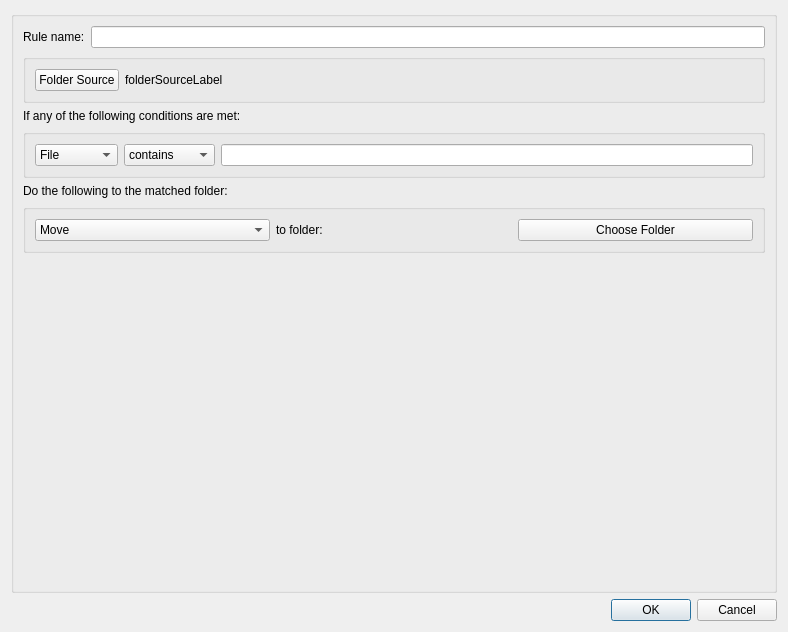
Above: ui/addRule.ui from remosrulloda/Pennyworth before the change. Below: the same form after it.
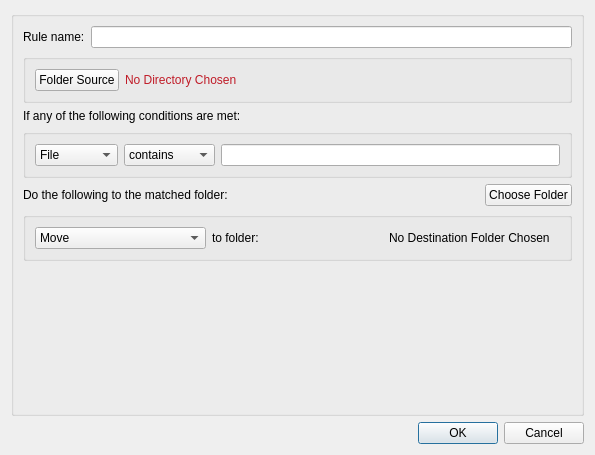
That is the form after the change.

Diff of the .ui file:
```diff
--- a/ui/addRule.ui
+++ b/ui/addRule.ui
@@ -6,8 +6,8 @@
    <rect>
     <x>0</x>
     <y>0</y>
-    <width>788</width>
-    <height>632</height>
+    <width>595</width>
+    <height>455</height>
    </rect>
   </property>
   <property name="windowTitle">
@@ -46,8 +46,11 @@
          </item>
          <item>
           <widget class="QLabel" name="folderSourceLabel">
+           <property name="styleSheet">
+            <string notr="true">color: rgb(192, 28, 40)</string>
+           </property>
            <property name="text">
-            <string>folderSourceLabel</string>
+            <string>No Directory Chosen</string>
            </property>
           </widget>
          </item>
@@ -117,11 +120,35 @@
        </widget>
       </item>
       <item>
-       <widget class="QLabel" name="thenLabel">
-        <property name="text">
-         <string>Do the following to the matched folder:</string>
-        </property>
-       </widget>
+       <layout class="QHBoxLayout" name="chooseFolderLayout">
+        <item>
+         <widget class="QLabel" name="thenLabel">
+          <property name="text">
+           <string>Do the following to the matched folder:</string>
+          </property>
+         </widget>
+        </item>
+        <item>
+         <spacer name="horizontalSpacer_2">
+          <property name="orientation">
+           <enum>Qt::Orientation::Horizontal</enum>
+          </property>
+          <property name="sizeHint" stdset="0">
+           <size>
+            <width>40</width>
+            <height>20</height>
+           </size>
+          </property>
+         </spacer>
+        </item>
+        <item>
+         <widget class="QPushButton" name="destBtn">
+          <property name="text">
+           <string>Choose Folder</string>
+          </property>
+         </widget>
+        </item>
+       </layout>
       </item>
       <item>
        <widget class="QGroupBox" name="thenGroupBox">
@@ -143,9 +170,9 @@
           </widget>
          </item>
          <item>
-          <widget class="QPushButton" name="destBtn">
+          <widget class="QLabel" name="destFolderLabel">
            <property name="text">
-            <string>Choose Folder</string>
+            <string>No Destination Folder Chosen</string>
            </property>
           </widget>
          </item>
```
Left out of the diff: 6 changed lines with no effect on the pictures.
